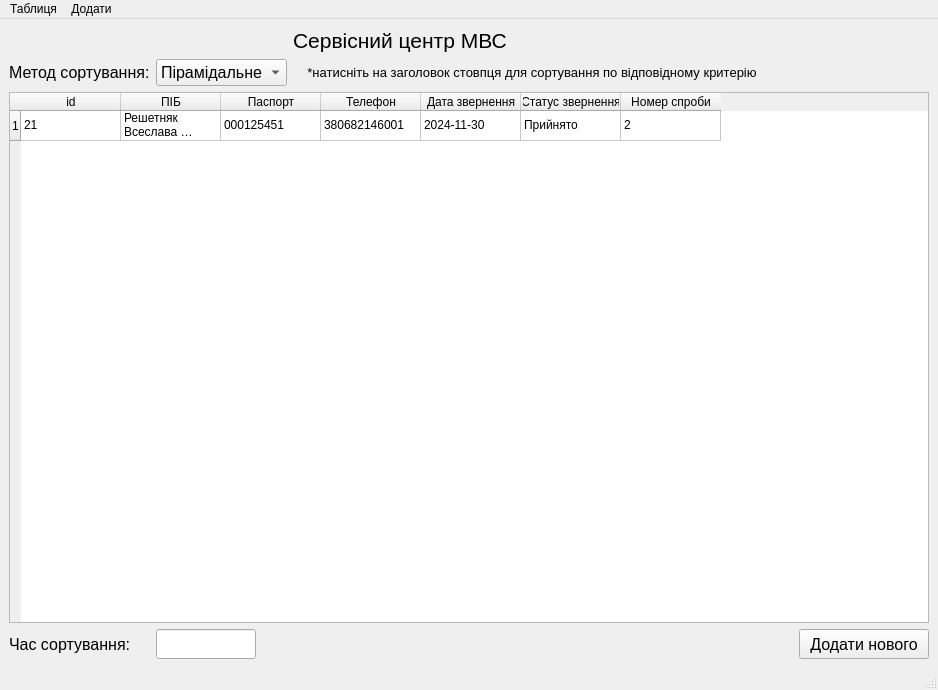
The window that main_window.ui (Anduine/MVSCenter) describes before a commit, drawn with Qt 5.
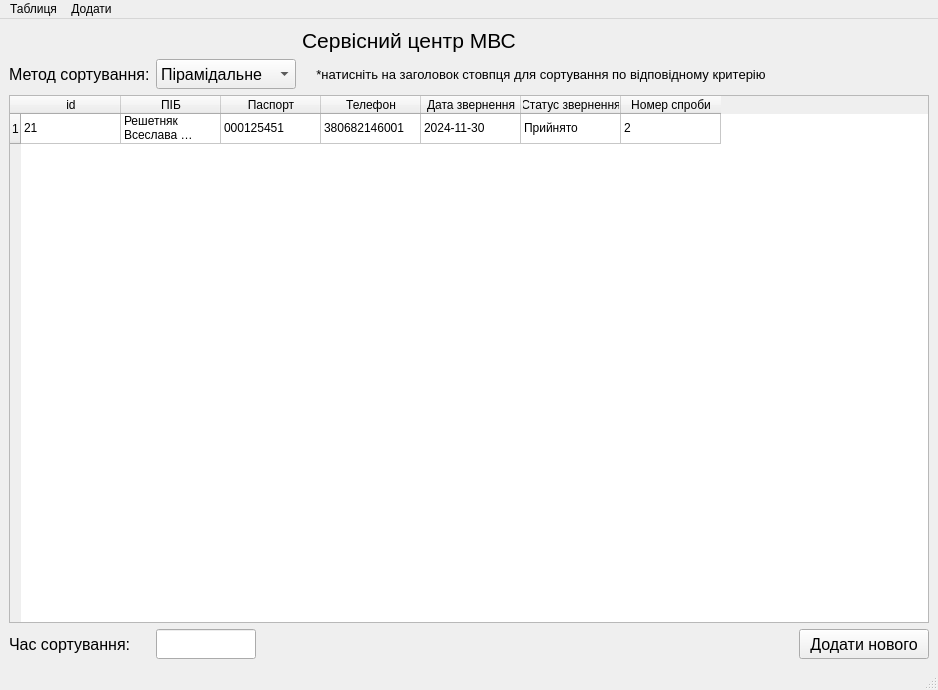
The same window after the commit.

What changed in the file:
```diff
--- a/main_window.ui
+++ b/main_window.ui
@@ -35,6 +35,12 @@
     </item>
     <item row="2" column="1" colspan="2">
      <widget class="QComboBox" name="comboBoxSortMethod">
+      <property name="minimumSize">
+       <size>
+        <width>140</width>
+        <height>30</height>
+       </size>
+      </property>
       <property name="font">
        <font>
         <pointsize>12</pointsize>
```
